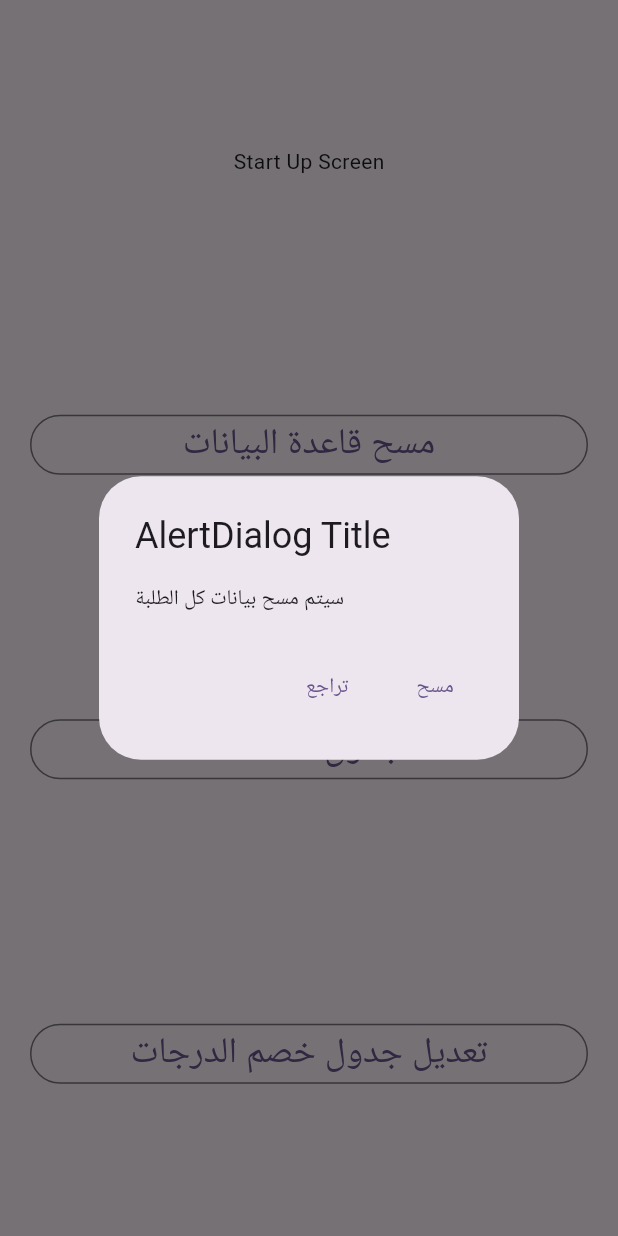
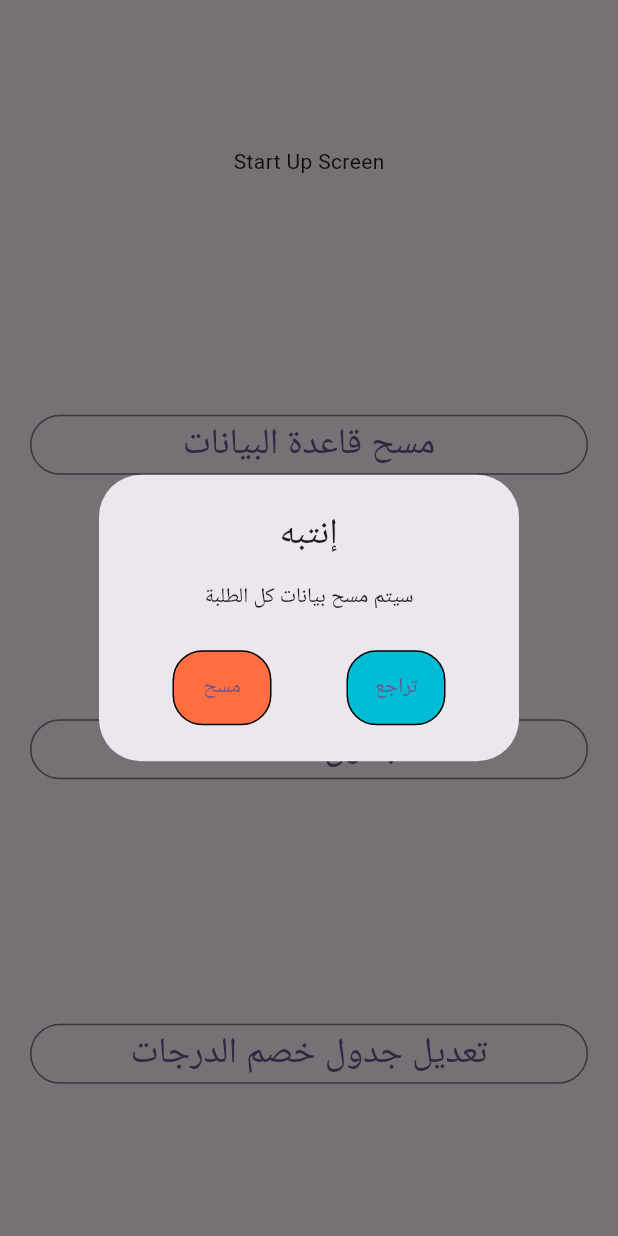
Before and after one commit to mhussin2008/quran_classes, a Flutter app: the screen it shows after launch, after a tap on "مسح قاعدة البيانات", on a phone screen of 412 x 824 dp. Run offline on Flutter 3.47's test engine with Material 3 defaults, Android fonts, the phone set to English and light mode, and no system bars; our stand-ins replace fluttertoast, shared_preferences, sqflite, syncfusion_flutter_datagrid; accounts and stored records are empty.

Commit message:
from home 2

```diff
--- a/lib/NotUsed/StartUpScreen.dart
+++ b/lib/NotUsed/StartUpScreen.dart
@@ -6,7 +6,8 @@ import 'package:quran_classes/Screens/ChallengeEntryScreen.dart';
 import 'package:sqflite/sqflite.dart';
 
 import '../Screens/DegreeTableScreen.dart';
-import '../Screens/DialogScreen.dart';
+import '../ScreensUpdated/DialogScreen.dart';
+
 
 class startUpScreen extends StatelessWidget {
   const startUpScreen({Key? key}) : super(key: key);
--- a/lib/Screens/ChallengeEntryScreen.dart
+++ b/lib/Screens/ChallengeEntryScreen.dart
@@ -10,7 +10,8 @@ import 'package:syncfusion_flutter_datagrid/datagrid.dart';
 import '../Data/QaryDataSource.dart';
 import '../Data/TestDataSource.dart';
 import '../Data/testData.dart';
-import 'DialogScreen.dart';
+
+import '../ScreensUpdated/DialogScreen.dart';
 import '../ScreensUpdated/QaryDataEntryScreenUpdated.dart';
 
 class challengeEntryScreen extends StatefulWidget {
--- a/lib/Screens/DialogScreen.dart
+++ /dev/null
@@ -1,24 +0,0 @@
-import 'package:flutter/material.dart';
-
-class DialogScreen extends StatelessWidget {
-  const DialogScreen({super.key});
-
-  @override
-  Widget build(BuildContext context) {
-    return  AlertDialog(
-          title: const Text('AlertDialog Title'),
-          content: const Text('سيتم مسح بيانات كل الطلبة'),
-          actions: <Widget>[
-            TextButton(
-              onPressed: () => Navigator.pop(context, 'Cancel'),
-              child: const Text('تراجع'),
-            ),
-            TextButton(
-              onPressed: () => Navigator.pop(context, 'OK'),
-              child: const Text('مسح'),
-            ),
-          ],
-        );
-
-  }
-}
--- a/lib/ScreensUpdated/DialogScreen.dart
+++ b/lib/ScreensUpdated/DialogScreen.dart
@@ -9,16 +9,38 @@ class DialogScreen extends StatelessWidget {
 
       textDirection: TextDirection.rtl,
       child: AlertDialog(
-            title: const Text('إنتبه'),
-            content: const Text('سيتم مسح بيانات كل الطلبة'),
+            title: const Text('إنتبه',textAlign: TextAlign.center,),
+            content: const Text('سيتم مسح بيانات كل الطلبة',textAlign: TextAlign.center,),
             actions: <Widget>[
-              TextButton(
-                onPressed: () => Navigator.pop(context, 'Cancel'),
-                child: const Text('تراجع',),
-              ),
-              TextButton(
-                onPressed: () => Navigator.pop(context, 'OK'),
-                child: const Text('مسح'),
+              Row(
+                mainAxisAlignment: MainAxisAlignment.spaceAround,
+                children: [
+                  Container(
+                    //color: Colors.red,
+                    decoration: BoxDecoration(
+                        color: Colors.cyan,
+                        borderRadius: BorderRadius.all(Radius.circular(20)),
+                        border: Border.all()
+
+                    ),
+                  child:TextButton(
+                    onPressed: () => Navigator.pop(context, 'Cancel'),
+                    child: const Text('تراجع',),
+                  )),
+                  Container(
+                    //color: Colors.red,
+                    decoration: BoxDecoration(
+                      color: Colors.deepOrangeAccent,
+                        borderRadius: BorderRadius.all(Radius.circular(20)),
+                      border: Border.all()
+
+                    ),
+                    child: TextButton(
+                      onPressed: () => Navigator.pop(context, 'OK'),
+                      child: const Text('مسح'),
+                    ),
+                  ),
+                ],
               ),
             ],
           ),
--- a/lib/ScreensUpdated/StartUpScreenUpdated.dart
+++ b/lib/ScreensUpdated/StartUpScreenUpdated.dart
@@ -7,7 +7,8 @@ import 'package:quran_classes/ScreensUpdated/ExamEntryScreenUpdated.dart';
 import 'package:sqflite/sqflite.dart';
 
 import '../ScreensUpdated/DegreeTableScreenUpdated.dart';
-import '../Screens/DialogScreen.dart';
+import 'DialogScreen.dart';
+
 
 
 
```
Also changed, not shown: lib/ScreensUpdated/QaryDataEntryScreenUpdated.dart (+21 -20 lines).
